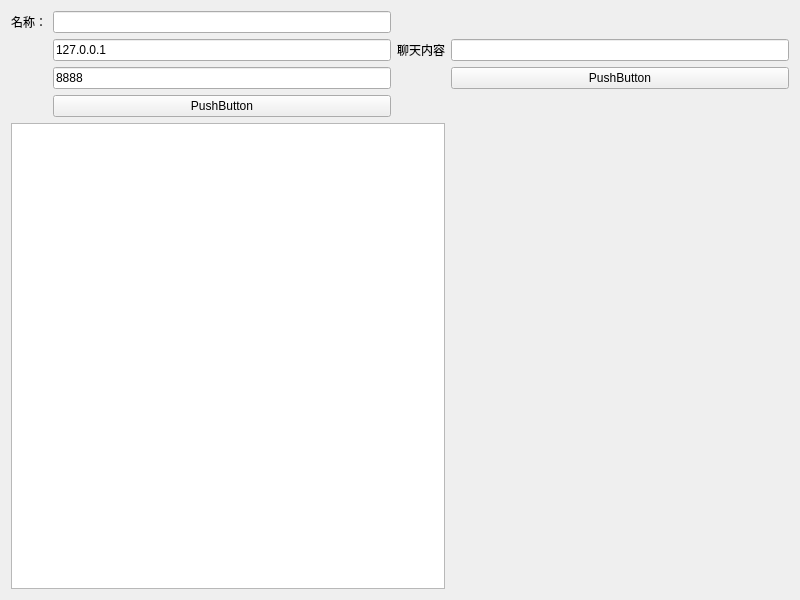
This is client/client.ui in Ea1XonCodeHou/CodeText as Qt 5 draws it before an edit. The edited form follows.
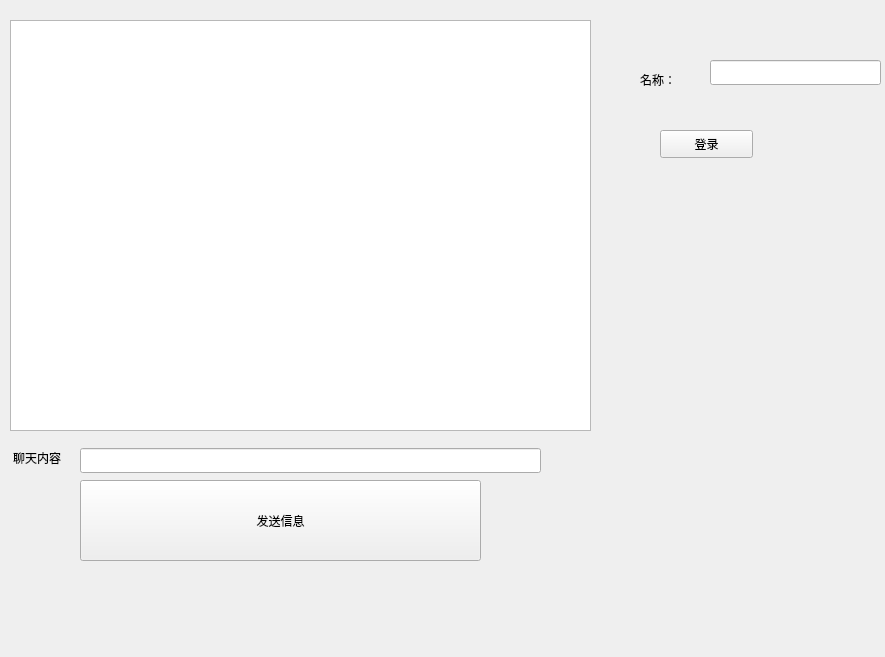
This is the edited form.

The edit to the form file:
```diff
--- a/client/client.ui
+++ b/client/client.ui
@@ -6,77 +6,101 @@
    <rect>
     <x>0</x>
     <y>0</y>
-    <width>800</width>
-    <height>600</height>
+    <width>885</width>
+    <height>657</height>
    </rect>
   </property>
   <property name="windowTitle">
    <string>Widget</string>
   </property>
-  <layout class="QGridLayout" name="gridLayout">
-   <item row="0" column="0">
     <widget class="QLabel" name="label">
+   <property name="geometry">
+    <rect>
+     <x>640</x>
+     <y>70</y>
+     <width>45</width>
+     <height>19</height>
+    </rect>
+   </property>
      <property name="text">
       <string>名称：</string>
      </property>
     </widget>
-   </item>
-   <item row="0" column="1" rowspan="3">
-    <layout class="QVBoxLayout" name="verticalLayout">
-     <item>
-      <widget class="QLineEdit" name="lineEdit_4"/>
-     </item>
-     <item>
-      <widget class="QLineEdit" name="lineEdit">
-       <property name="text">
-        <string>127.0.0.1</string>
-       </property>
-      </widget>
-     </item>
-     <item>
-      <widget class="QLineEdit" name="lineEdit_2">
-       <property name="text">
-        <string>8888</string>
-       </property>
-      </widget>
-     </item>
-    </layout>
-   </item>
-   <item row="1" column="2">
     <widget class="QLabel" name="label_2">
+   <property name="geometry">
+    <rect>
+     <x>13</x>
+     <y>448</y>
+     <width>60</width>
+     <height>19</height>
+    </rect>
+   </property>
      <property name="text">
       <string>聊天内容</string>
      </property>
     </widget>
-   </item>
-   <item row="1" column="3">
-    <widget class="QLineEdit" name="lineEdit_3"/>
-   </item>
-   <item row="2" column="3">
+  <widget class="QLineEdit" name="lineEdit_3">
+   <property name="geometry">
+    <rect>
+     <x>80</x>
+     <y>448</y>
+     <width>461</width>
+     <height>25</height>
+    </rect>
+   </property>
+  </widget>
     <widget class="QPushButton" name="pushButton_2">
+   <property name="geometry">
+    <rect>
+     <x>80</x>
+     <y>480</y>
+     <width>401</width>
+     <height>81</height>
+    </rect>
+   </property>
      <property name="text">
-      <string>PushButton</string>
-     </property>
-    </widget>
-   </item>
-   <item row="3" column="1">
+    <string>发送信息</string>
+   </property>
+  </widget>
     <widget class="QPushButton" name="pushButton">
+   <property name="geometry">
+    <rect>
+     <x>660</x>
+     <y>130</y>
+     <width>93</width>
+     <height>28</height>
+    </rect>
+   </property>
      <property name="styleSheet">
       <string notr="true">background-image: linear-gradient(120deg, #a1c4fd 0%, #c2e9fb 100%);</string>
      </property>
      <property name="text">
-      <string>PushButton</string>
-     </property>
-    </widget>
-   </item>
-   <item row="4" column="0" colspan="3">
+    <string>登录</string>
+   </property>
+  </widget>
     <widget class="QTextEdit" name="textEdit">
+   <property name="geometry">
+    <rect>
+     <x>10</x>
+     <y>20</y>
+     <width>581</width>
+     <height>411</height>
+    </rect>
+   </property>
      <property name="readOnly">
       <bool>true</bool>
      </property>
     </widget>
-   </item>
-  </layout>
+  <widget class="QLineEdit" name="lineEdit_4">
+   <property name="geometry">
+    <rect>
+     <x>710</x>
+     <y>60</y>
+     <width>171</width>
+     <height>25</height>
+    </rect>
+   </property>
+  </widget>
  </widget>
  <resources/>
  <connections/>
```
Lines whose indentation alone changed are shown as unchanged.
